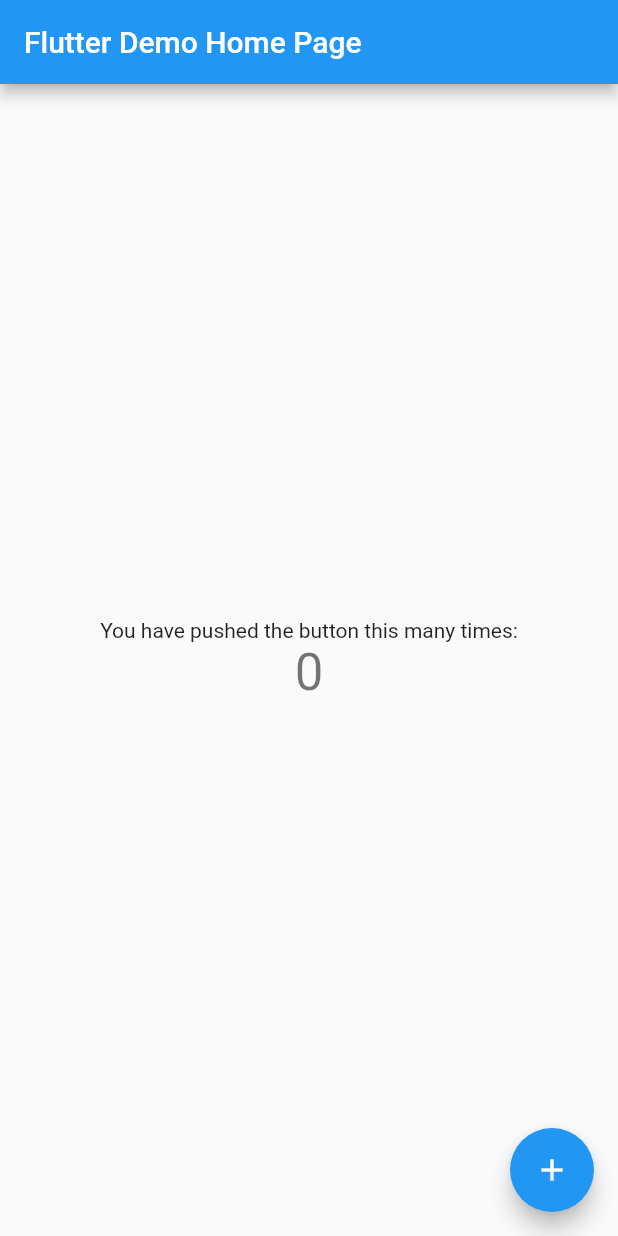
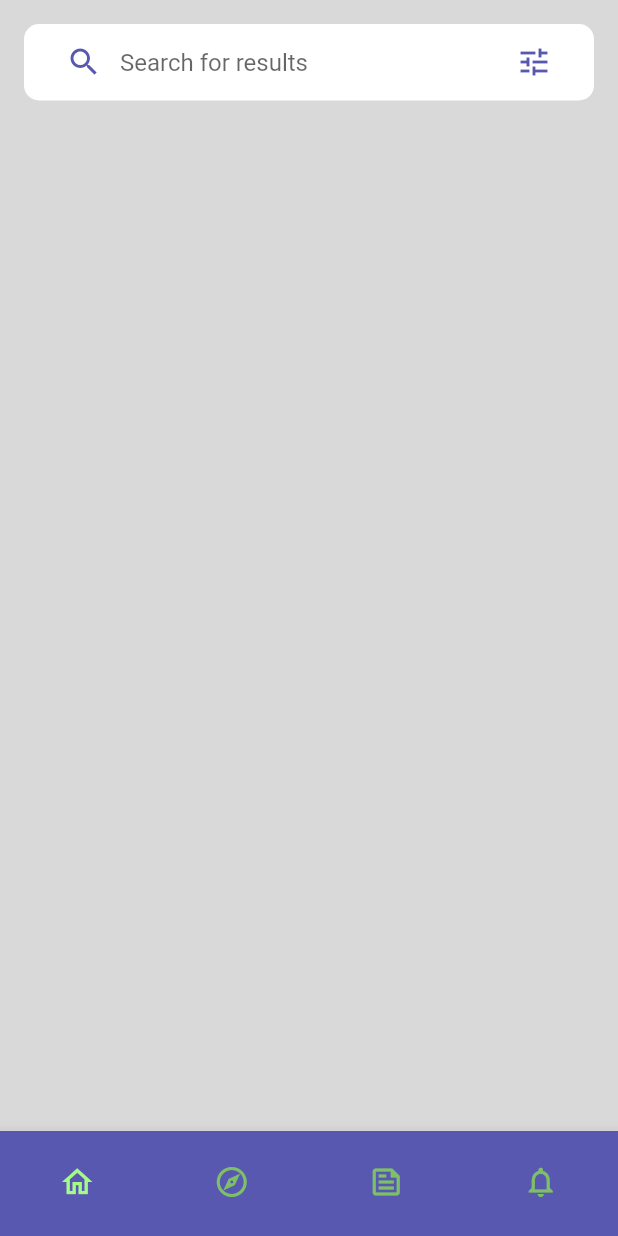
Before and after one commit to smrkarkii/KasariJaane, a Flutter app: the screen it shows after launch, on a phone screen of 412 x 824 dp. Run offline on Flutter 3.47's test engine with Material 2 defaults, Android fonts, the phone set to English and light mode, and no system bars.

Commit message:
searchbar and bottomnav added

```diff
--- /dev/null
+++ b/lib/components/constants.dart
@@ -0,0 +1,11 @@
+import 'package:flutter/material.dart';
+
+Color kdarkpurple = const Color(0xff5958B1);
+Color klightpurple = const Color(0xff9B9ACF);
+Color kgreen = const Color(0xff7EC066);
+Color kbrightgreen = const Color(0xffA4FB85);
+Color kligthblue = const Color(0xffB9F2FF);
+Color kyellow = const Color(0xffFFD700);
+Color kgrey = const Color(0xffD9D9D9);
+Color kblack = const Color(0xff000000);
+Color kwhite = const Color(0xffffffff);
--- /dev/null
+++ b/lib/components/footer.dart
@@ -0,0 +1,54 @@
+import 'package:flutter/material.dart';
+import 'constants.dart';
+
+class FooterNavBar extends StatefulWidget {
+  @override
+  FooterNavBarState createState() => FooterNavBarState();
+}
+
+class FooterNavBarState extends State<FooterNavBar> {
+  int _selectedIndex = 0;
+
+  final _iconList = [
+    const Icon(Icons.home_outlined),
+    const Icon(Icons.explore_outlined),
+    const Icon(Icons.feed_outlined),
+    const Icon(Icons.notifications_outlined),
+  ];
+
+  @override
+  Widget build(BuildContext context) {
+    return BottomNavigationBar(
+      backgroundColor: kdarkpurple,
+      showSelectedLabels: false,
+      showUnselectedLabels: false,
+      type: BottomNavigationBarType.fixed,
+      items: [
+        BottomNavigationBarItem(
+          icon: _iconList[0],
+          label: 'Home'
+        ),
+        BottomNavigationBarItem(
+          icon: _iconList[1],
+          label: 'Explore'
+        ),
+        BottomNavigationBarItem(
+          icon: _iconList[2],
+          label: 'Feed'
+        ),
+        BottomNavigationBarItem(
+          icon: _iconList[3],
+          label: 'Notification'
+        ),
+      ],
+      currentIndex: _selectedIndex,
+      selectedItemColor: kbrightgreen,
+      unselectedItemColor: kgreen,
+      onTap: (index) {
+        setState(() {
+          _selectedIndex = index;
+        });
+      },
+    );
+  }
+}
--- /dev/null
+++ b/lib/components/searchbar.dart
@@ -0,0 +1,29 @@
+import 'package:flutter/material.dart';
+import 'constants.dart';
+
+class SearchBar extends StatelessWidget {
+  const SearchBar({super.key});
+
+  @override
+  Widget build(BuildContext context) {
+    return Container(
+      margin: const EdgeInsets.all(16.0),
+      padding: const EdgeInsets.only(left: 16.0, right: 16.0),
+      decoration: BoxDecoration(
+        borderRadius: BorderRadius.circular(10.0),
+        color: kwhite,
+      ),
+      child: TextField(
+        decoration: InputDecoration(
+          prefixIcon: Icon(Icons.search, color: kdarkpurple,),
+          hintText: "Search for results",
+          border: InputBorder.none,
+          contentPadding: const EdgeInsets.all(16.0),
+          suffixIcon: Icon(Icons.tune, color: kdarkpurple,),
+        ),
+      ),
+
+
+    );
+  }
+}
--- a/lib/main.dart
+++ b/lib/main.dart
@@ -1,4 +1,5 @@
 import 'package:flutter/material.dart';
+import './passenger/result.dart';
 
 void main() {
   runApp(const MyApp());
@@ -7,109 +8,10 @@ void main() {
 class MyApp extends StatelessWidget {
   const MyApp({super.key});
 
-  // This widget is the root of your application.
   @override
   Widget build(BuildContext context) {
     return MaterialApp(
-      title: 'Flutter Demo',
-      theme: ThemeData(
-        // This is the theme of your application.
-        //
-        // Try running your application with "flutter run". You'll see the
-        // application has a blue toolbar. Then, without quitting the app, try
-        // changing the primarySwatch below to Colors.green and then invoke
-        // "hot reload" (press "r" in the console where you ran "flutter run",
-        // or simply save your changes to "hot reload" in a Flutter IDE).
-        // Notice that the counter didn't reset back to zero; the application
-        // is not restarted.
-        primarySwatch: Colors.blue,
-      ),
-      home: const MyHomePage(title: 'Flutter Demo Home Page'),
+      home: ResultPage(),
     );
   }
 }
-
-class MyHomePage extends StatefulWidget {
-  const MyHomePage({super.key, required this.title});
-
-  // This widget is the home page of your application. It is stateful, meaning
-  // that it has a State object (defined below) that contains fields that affect
-  // how it looks.
-
-  // This class is the configuration for the state. It holds the values (in this
-  // case the title) provided by the parent (in this case the App widget) and
-  // used by the build method of the State. Fields in a Widget subclass are
-  // always marked "final".
-
-  final String title;
-
-  @override
-  State<MyHomePage> createState() => _MyHomePageState();
-}
-
-class _MyHomePageState extends State<MyHomePage> {
-  int _counter = 0;
-
-  void _incrementCounter() {
-    setState(() {
-      // This call to setState tells the Flutter framework that something has
-      // changed in this State, which causes it to rerun the build method below
-      // so that the display can reflect the updated values. If we changed
-      // _counter without calling setState(), then the build method would not be
-      // called again, and so nothing would appear to happen.
-      _counter++;
-    });
-  }
-
-  @override
-  Widget build(BuildContext context) {
-    // This method is rerun every time setState is called, for instance as done
-    // by the _incrementCounter method above.
-    //
-    // The Flutter framework has been optimized to make rerunning build methods
-    // fast, so that you can just rebuild anything that needs updating rather
-    // than having to individually change instances of widgets.
-    return Scaffold(
-      appBar: AppBar(
-        // Here we take the value from the MyHomePage object that was created by
-        // the App.build method, and use it to set our appbar title.
-        title: Text(widget.title),
-      ),
-      body: Center(
-        // Center is a layout widget. It takes a single child and positions it
-        // in the middle of the parent.
-        child: Column(
-          // Column is also a layout widget. It takes a list of children and
-          // arranges them vertically. By default, it sizes itself to fit its
-          // children horizontally, and tries to be as tall as its parent.
-          //
-          // Invoke "debug painting" (press "p" in the console, choose the
-          // "Toggle Debug Paint" action from the Flutter Inspector in Android
-          // Studio, or the "Toggle Debug Paint" command in Visual Studio Code)
-          // to see the wireframe for each widget.
-          //
-          // Column has various properties to control how it sizes itself and
-          // how it positions its children. Here we use mainAxisAlignment to
-          // center the children vertically; the main axis here is the vertical
-          // axis because Columns are vertical (the cross axis would be
-          // horizontal).
-          mainAxisAlignment: MainAxisAlignment.center,
-          children: <Widget>[
-            const Text(
-              'You have pushed the button this many times:',
-            ),
-            Text(
-              '$_counter',
-              style: Theme.of(context).textTheme.headline4,
-            ),
-          ],
-        ),
-      ),
-      floatingActionButton: FloatingActionButton(
-        onPressed: _incrementCounter,
-        tooltip: 'Increment',
-        child: const Icon(Icons.add),
-      ), // This trailing comma makes auto-formatting nicer for build methods.
-    );
-  }
-}
--- a/lib/passenger/result.dart
+++ b/lib/passenger/result.dart
@@ -0,0 +1,41 @@
+import 'package:flutter/material.dart';
+import '../components/footer.dart';
+import '../components/constants.dart';
+import '../components/searchbar.dart';
+
+class ResultPage extends StatelessWidget {
+  const ResultPage({super.key});
+
+  @override
+  Widget build(BuildContext context) {
+    return Scaffold(
+        backgroundColor: kgrey,
+        body: SafeArea(
+          child: Column(
+            children: const [
+              SearchBar(),
+              Expanded(
+                child: OtherElements(),
+              ),
+            ],
+          ),
+        ),
+        bottomNavigationBar: SizedBox(
+          height: 70,
+          child: FooterNavBar(),
+        ));
+  }
+}
+
+class OtherElements extends StatelessWidget {
+  const OtherElements({super.key});
+
+  @override
+  Widget build(BuildContext context) {
+    return SingleChildScrollView(
+      child: Column(
+        children:[],
+      ),
+    );
+  }
+}
```
